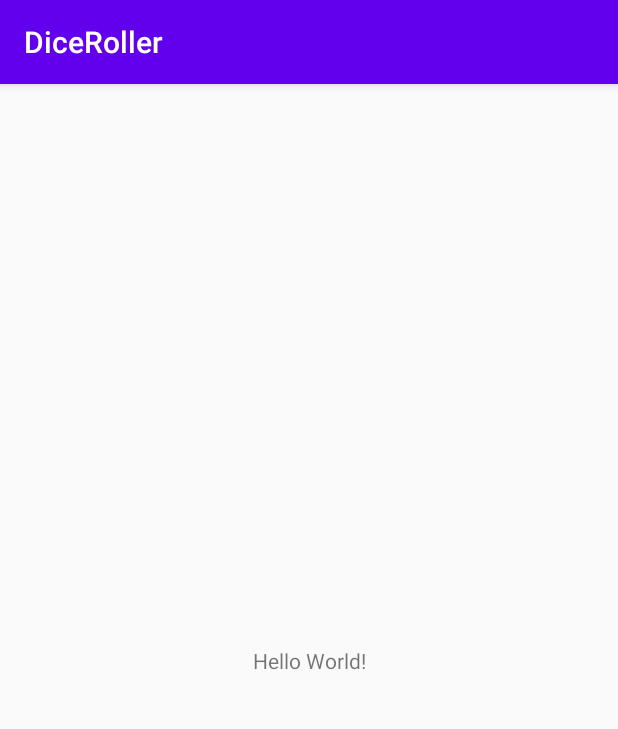
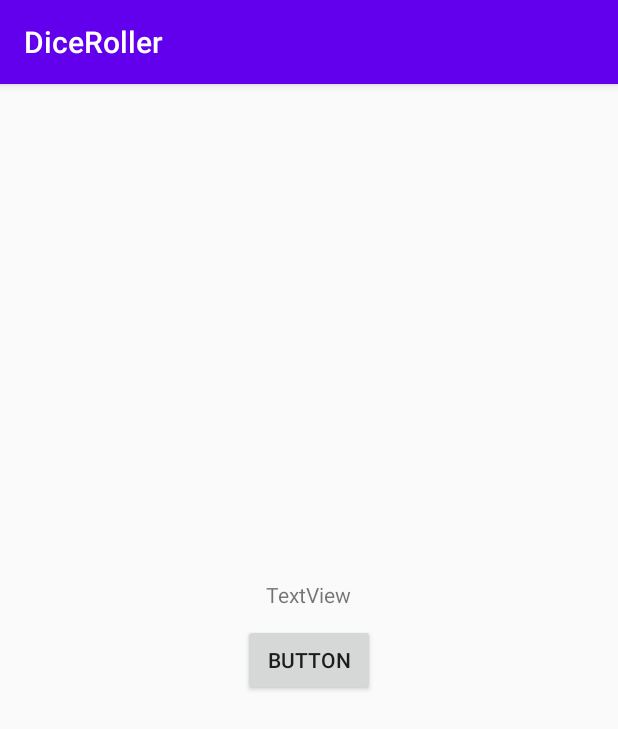
Before and after one commit to LulaKao/DiceRoller, an Android app: the screen it shows after launch (MainActivity), on a phone screen of 412 x 824 dp. Shown: the top 729 px of the screen. Run offline under Robolectric (Android 15) with nearby library versions, the phone set to English and light mode, and no system bars.

Commit message:
create Button and set text on TextView

```diff
--- /dev/null
+++ b/app/src/main/java/com/quarterlife/diceroller/Dice.kt
@@ -0,0 +1,12 @@
+package com.quarterlife.diceroller
+
+class Dice {
+    var sides = 6 // 邊長
+
+    fun roll():Int{
+        /*  (1..sides) 這樣的語法代表我們創造了一個 1~sides 的集合物件，
+        而集合物件都擁有一個叫 random 隨機取數的函式，
+        可以隨機獲取集合物件裡的任一個元素   */
+        return (1..sides).random()
+    }
+}
--- a/app/src/main/java/com/quarterlife/diceroller/MainActivity.kt
+++ b/app/src/main/java/com/quarterlife/diceroller/MainActivity.kt
@@ -2,12 +2,25 @@ package com.quarterlife.diceroller
 
 import androidx.appcompat.app.AppCompatActivity
 import android.os.Bundle
+import android.widget.Button
+import android.widget.TextView
 
 class MainActivity : AppCompatActivity() {
+
     override fun onCreate(savedInstanceState: Bundle?) {
         super.onCreate(savedInstanceState)
         setContentView(R.layout.activity_main)
 
+        // initial view
+        val rollButton : Button = findViewById(R.id.button)
+
+        // set onClickListener
+        rollButton.setOnClickListener {
+            rollDice()
+        }
+    }
+
+    private fun rollDice() {
         // create first dice
         var dice1 = Dice()
         var rollNumber1 = dice1.roll()
@@ -23,21 +36,14 @@ class MainActivity : AppCompatActivity() {
         // add the score
         var score = rollNumber1 + rollNumber2 + rollNumber3
 
-        // print the score
-        println("=== rollNumber1 = $rollNumber1")
-        println("=== rollNumber2 = $rollNumber2")
-        println("=== rollNumber3 = $rollNumber3")
-        println("=== score = $score")
-    }
+        // initial view
+        val resultTextView : TextView = findViewById(R.id.textView)
 
-    class Dice {
-        var sides = 6 // 邊長
-
-        fun roll() : Int{
-            /*  (1..sides) 這樣的語法代表我們創造了一個 1~sides 的集合物件，
-            而集合物件都擁有一個叫 random 隨機取數的函式，
-            可以隨機獲取集合物件裡的任一個元素   */
-            return (1..sides).random()
-        }
+        // set text
+        resultTextView.text = "dice1: $rollNumber1\n" +
+                "dice2: $rollNumber2\n" +
+                "dice3: $rollNumber3\n" +
+                "--------------\n" +
+                "score: $score"
     }
 }
--- a/app/src/main/res/layout/activity_main.xml
+++ b/app/src/main/res/layout/activity_main.xml
@@ -1,18 +1,29 @@
 <?xml version="1.0" encoding="utf-8"?>
-<androidx.constraintlayout.widget.ConstraintLayout xmlns:android="http://schemas.android.com/apk/res/android"
+<RelativeLayout xmlns:android="http://schemas.android.com/apk/res/android"
     xmlns:app="http://schemas.android.com/apk/res-auto"
     xmlns:tools="http://schemas.android.com/tools"
     android:layout_width="match_parent"
     android:layout_height="match_parent"
     tools:context=".MainActivity">
 
-    <TextView
+    <Button
+        android:id="@+id/button"
+        android:layout_centerInParent="true"
         android:layout_width="wrap_content"
         android:layout_height="wrap_content"
-        android:text="Hello World!"
+        android:text="Button"
         app:layout_constraintBottom_toBottomOf="parent"
         app:layout_constraintLeft_toLeftOf="parent"
         app:layout_constraintRight_toRightOf="parent"
         app:layout_constraintTop_toTopOf="parent" />
 
-</androidx.constraintlayout.widget.ConstraintLayout>
+    <TextView
+        android:layout_above="@+id/button"
+        android:layout_centerHorizontal="true"
+        android:layout_marginBottom="10dp"
+        android:id="@+id/textView"
+        android:layout_width="wrap_content"
+        android:layout_height="wrap_content"
+        android:text="TextView" />
+
+</RelativeLayout>
```
